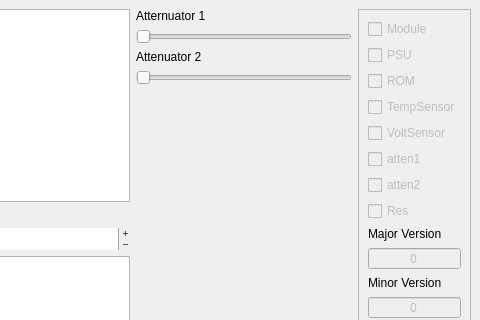
Before: the Qt Designer form client/mainwindow.ui in brik13ET/lo1337l, drawn with Qt 5; both pictures show x 135 to 615 and y 0 to 320 of the 615 by 480 pixel window.
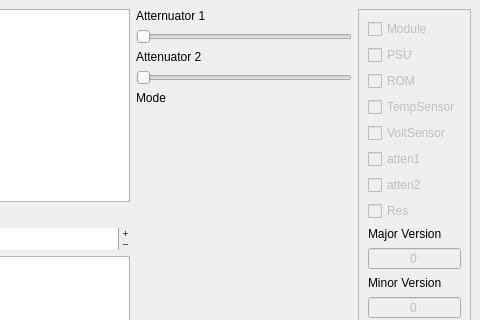
After: the same form once the commit is applied.

```diff
--- a/client/mainwindow.ui
+++ b/client/mainwindow.ui
@@ -113,6 +113,24 @@
       <item>
        <layout class="QGridLayout" name="gridLayout"/>
       </item>
+      <item>
+       <layout class="QHBoxLayout" name="horizontalLayout_3">
+        <item>
+         <widget class="QLabel" name="label_7">
+          <property name="text">
+           <string>Mode</string>
+          </property>
+         </widget>
+        </item>
+        <item>
+         <widget class="QLabel" name="mode_label">
+          <property name="text">
+           <string/>
+          </property>
+         </widget>
+        </item>
+       </layout>
+      </item>
       <item>
        <spacer name="verticalSpacer_2">
         <property name="orientation">
```
